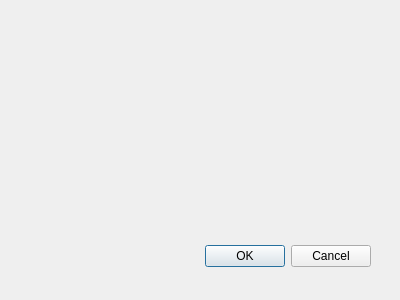
Before: the Qt Designer form aboutrcse.ui in Rolisteam/rolisteam, drawn with Qt 5.
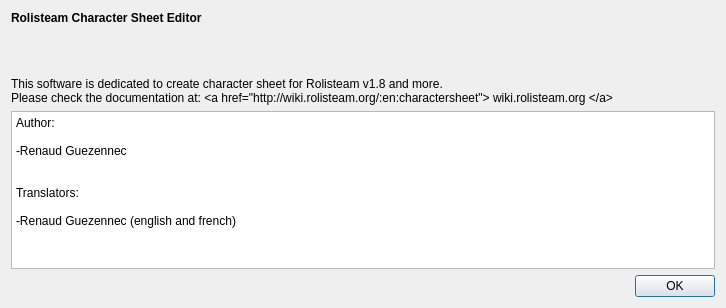
After: the same form once the commit is applied.

Patch:
```diff
--- a/aboutrcse.ui
+++ b/aboutrcse.ui
@@ -8,29 +8,50 @@
    <rect>
     <x>0</x>
     <y>0</y>
-    <width>400</width>
-    <height>300</height>
+    <width>726</width>
+    <height>308</height>
    </rect>
   </property>
   <property name="windowTitle">
    <string>Dialog</string>
   </property>
-  <widget name="buttonBox" class="QDialogButtonBox">
-   <property name="geometry">
-    <rect>
-     <x>30</x>
-     <y>240</y>
-     <width>341</width>
-     <height>32</height>
-    </rect>
-   </property>
+  <layout class="QVBoxLayout" name="verticalLayout" stretch="0,1,0">
+   <item>
+    <widget class="QLabel" name="label">
+     <property name="text">
+      <string>&lt;html&gt;&lt;head/&gt;&lt;body&gt;&lt;p&gt;&lt;span style=&quot; font-weight:600;&quot;&gt;Rolisteam Character Sheet Editor&lt;/span&gt;&lt;/p&gt;&lt;p&gt;&lt;br/&gt;&lt;/p&gt;&lt;p&gt;This software is dedicated to create character sheet for Rolisteam v1.8 and more. &lt;br/&gt;Please check the documentation at: &amp;lt;a href=&amp;quot;http://wiki.rolisteam.org/:en:charactersheet&amp;quot;&amp;gt; wiki.rolisteam.org &amp;lt;/a&amp;gt;&lt;/p&gt;&lt;/body&gt;&lt;/html&gt;</string>
+     </property>
+    </widget>
+   </item>
+   <item>
+    <widget class="QTextEdit" name="textEdit">
+     <property name="html">
+      <string>&lt;!DOCTYPE HTML PUBLIC &quot;-//W3C//DTD HTML 4.0//EN&quot; &quot;http://www.w3.org/TR/REC-html40/strict.dtd&quot;&gt;
+&lt;html&gt;&lt;head&gt;&lt;meta name=&quot;qrichtext&quot; content=&quot;1&quot; /&gt;&lt;style type=&quot;text/css&quot;&gt;
+p, li { white-space: pre-wrap; }
+&lt;/style&gt;&lt;/head&gt;&lt;body style=&quot; font-family:'Sans Serif'; font-size:9pt; font-weight:400; font-style:normal;&quot;&gt;
+&lt;p style=&quot; margin-top:0px; margin-bottom:0px; margin-left:0px; margin-right:0px; -qt-block-indent:0; text-indent:0px;&quot;&gt;Author:&lt;/p&gt;
+&lt;p style=&quot;-qt-paragraph-type:empty; margin-top:0px; margin-bottom:0px; margin-left:0px; margin-right:0px; -qt-block-indent:0; text-indent:0px;&quot;&gt;&lt;br /&gt;&lt;/p&gt;
+&lt;p style=&quot; margin-top:0px; margin-bottom:0px; margin-left:0px; margin-right:0px; -qt-block-indent:0; text-indent:0px;&quot;&gt;-Renaud Guezennec&lt;/p&gt;
+&lt;p style=&quot;-qt-paragraph-type:empty; margin-top:0px; margin-bottom:0px; margin-left:0px; margin-right:0px; -qt-block-indent:0; text-indent:0px;&quot;&gt;&lt;br /&gt;&lt;/p&gt;
+&lt;p style=&quot;-qt-paragraph-type:empty; margin-top:0px; margin-bottom:0px; margin-left:0px; margin-right:0px; -qt-block-indent:0; text-indent:0px;&quot;&gt;&lt;br /&gt;&lt;/p&gt;
+&lt;p style=&quot; margin-top:0px; margin-bottom:0px; margin-left:0px; margin-right:0px; -qt-block-indent:0; text-indent:0px;&quot;&gt;Translators:&lt;/p&gt;
+&lt;p style=&quot;-qt-paragraph-type:empty; margin-top:0px; margin-bottom:0px; margin-left:0px; margin-right:0px; -qt-block-indent:0; text-indent:0px;&quot;&gt;&lt;br /&gt;&lt;/p&gt;
+&lt;p style=&quot; margin-top:0px; margin-bottom:0px; margin-left:0px; margin-right:0px; -qt-block-indent:0; text-indent:0px;&quot;&gt;-Renaud Guezennec (english and french)&lt;/p&gt;&lt;/body&gt;&lt;/html&gt;</string>
+     </property>
+    </widget>
+   </item>
+   <item>
+    <widget class="QDialogButtonBox" name="buttonBox">
    <property name="orientation">
     <enum>Qt::Horizontal</enum>
    </property>
    <property name="standardButtons">
-    <set>QDialogButtonBox::Cancel|QDialogButtonBox::Ok</set>
-   </property>
-  </widget>
+      <set>QDialogButtonBox::Ok</set>
+     </property>
+    </widget>
+   </item>
+  </layout>
  </widget>
  <pixmapfunction/>
  <resources/>
```
Left out of the diff: 7 changed lines with no effect on the pictures. Lines whose indentation alone changed are shown as unchanged.
